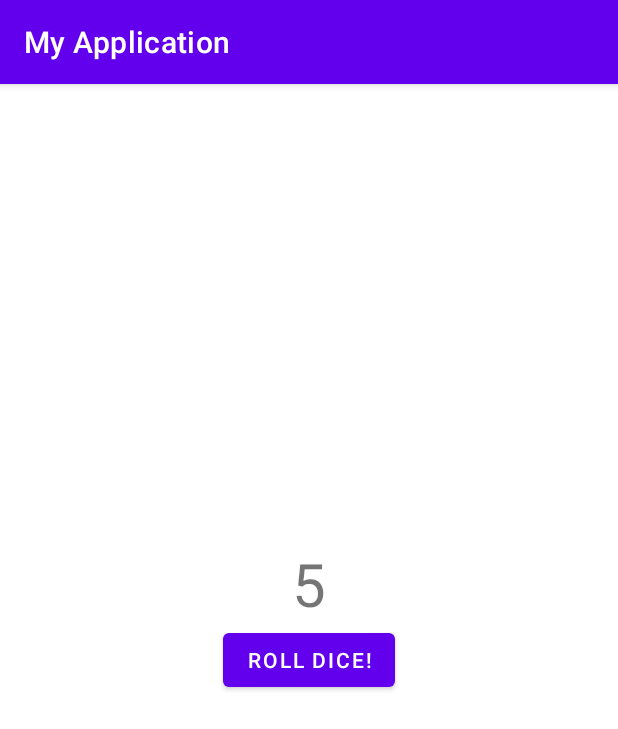
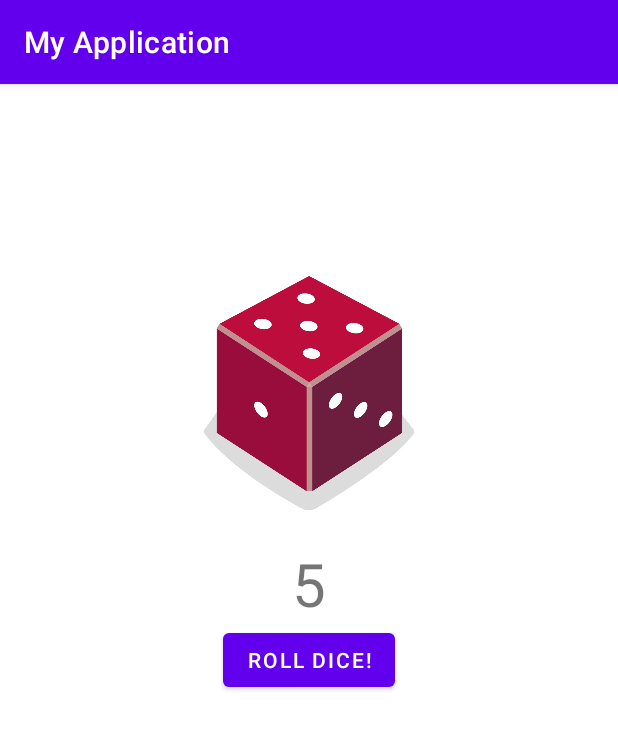
Before and after one commit to shahabsaalami/mft-mashhad-2022-autumn, an Android app: the screen it shows after launch (MainActivity), after a tap on "ROLL DICE!", on a phone screen of 412 x 824 dp. Shown: the top 729 px of the screen. Run offline under Robolectric (Android 15) with nearby library versions, the phone set to English and light mode, and no system bars.

Commit message:
add imageView for show dice

```diff
--- a/app/src/main/java/com/example/myapplication/MainActivity.kt
+++ b/app/src/main/java/com/example/myapplication/MainActivity.kt
@@ -3,6 +3,7 @@ package com.example.myapplication
 import android.os.Bundle
 import android.util.Log
 import android.widget.Button
+import android.widget.ImageView
 import android.widget.TextView
 import android.widget.Toast
 import androidx.appcompat.app.AppCompatActivity
@@ -11,29 +12,43 @@ class MainActivity : AppCompatActivity() {
     override fun onCreate(savedInstanceState: Bundle?) {
         super.onCreate(savedInstanceState)
         setContentView(R.layout.activity_main)
-        val dice = Dice(6)
-        val luckyNumber = 6
+        val diceRollButton: Button = findViewById(R.id.buttonDice)
+
+        diceRollButton.setOnClickListener { rollDice() }
 
 
-        val diceRollButton: Button = findViewById(R.id.buttonDice)
-        val txtResultView : TextView = findViewById(R.id.txtResultView)
+    }
 
-        diceRollButton.setOnClickListener {
+    private fun rollDice() {
+        val dice = Dice(6)
+        val txtResultView: TextView = findViewById(R.id.txtResultView)
+        val imgRollDice: ImageView = findViewById(R.id.imgDice)
         val rollResult = dice.roll()
-
         Log.w("MainActivity", "Your ${dice.slices} sided dice rolled  ${rollResult}!")
         txtResultView.text = rollResult.toString()
 
-            when(rollResult){
-                6->Toast.makeText(this, "برنده شدی", Toast.LENGTH_LONG).show()
-                5->Toast.makeText(this, "نزدیک بود ولی برنده نشدی!", Toast.LENGTH_SHORT).show()
-                4->Toast.makeText(this, "تو می‌تونی موفق بشی، دوباره تلاش کن", Toast.LENGTH_SHORT).show()
-                3->Toast.makeText(this, "تلاش بیشتر شانس بیشتر!", Toast.LENGTH_SHORT).show()
-                2->Toast.makeText(this, "نشد که بشه! دوباره امتحان کن", Toast.LENGTH_SHORT).show()
-                1->Toast.makeText(this, "خیلی بد شانسی می‌خوای دوباره شانستو امحتحان کنی؟", Toast.LENGTH_SHORT).show()
+
+        when (rollResult) {
+            6 -> Toast.makeText(this, "برنده شدی", Toast.LENGTH_LONG).show()
+            5 -> Toast.makeText(this, "نزدیک بود ولی برنده نشدی!", Toast.LENGTH_SHORT).show()
+            4 -> Toast.makeText(this, "تو می‌تونی موفق بشی، دوباره تلاش کن", Toast.LENGTH_SHORT)
+                .show()
+            3 -> Toast.makeText(this, "تلاش بیشتر شانس بیشتر!", Toast.LENGTH_SHORT).show()
+            2 -> Toast.makeText(this, "نشد که بشه! دوباره امتحان کن", Toast.LENGTH_SHORT).show()
+            1 -> Toast.makeText(
+                this,
+                "خیلی بد شانسی می‌خوای دوباره شانستو امحتحان کنی؟",
+                Toast.LENGTH_SHORT
+            ).show()
         }
+        when (rollResult) {
+            1 -> imgRollDice.setImageResource(R.drawable.dice_1)
+            2 -> imgRollDice.setImageResource(R.drawable.dice_2)
+            3 -> imgRollDice.setImageResource(R.drawable.dice_3)
+            4 -> imgRollDice.setImageResource(R.drawable.dice_4)
+            5 -> imgRollDice.setImageResource(R.drawable.dice_5)
+            6 -> imgRollDice.setImageResource(R.drawable.dice_6)
         }
-
 
     }
 }
--- a/app/src/main/res/layout/activity_main.xml
+++ b/app/src/main/res/layout/activity_main.xml
@@ -27,4 +27,14 @@
         app:layout_constraintEnd_toEndOf="parent"
         app:layout_constraintStart_toStartOf="parent"
         app:layout_constraintTop_toTopOf="parent" />
+
+    <ImageView
+        android:id="@+id/imgDice"
+        android:layout_width="140dp"
+        android:layout_height="200dp"
+        app:layout_constraintBottom_toTopOf="@+id/txtResultView"
+        app:layout_constraintEnd_toEndOf="parent"
+        app:layout_constraintStart_toStartOf="parent"
+        app:srcCompat="@drawable/dice_1" />
+
 </androidx.constraintlayout.widget.ConstraintLayout>
```
Also changed, not shown: app/src/main/res/drawable/dice_1.png (added), app/src/main/res/drawable/dice_2.png (added), app/src/main/res/drawable/dice_3.png (added), app/src/main/res/drawable/dice_4.png (added), app/src/main/res/drawable/dice_5.png (added), app/src/main/res/drawable/dice_6.png (added). Lines whose indentation alone changed are shown as unchanged.
